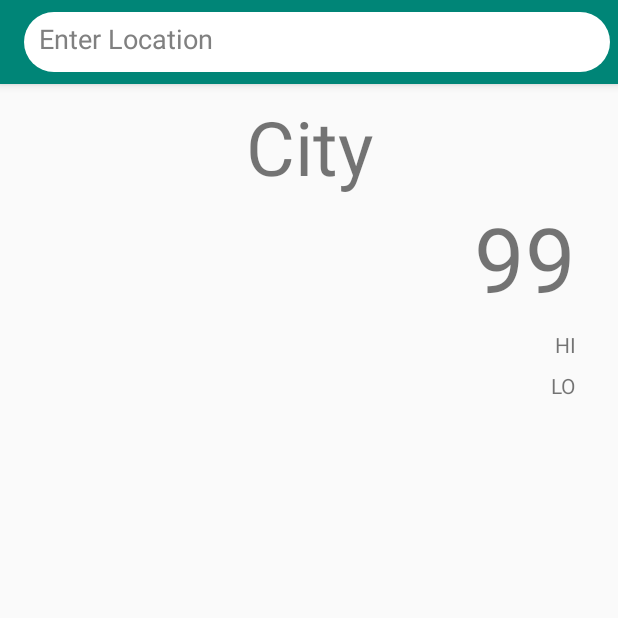
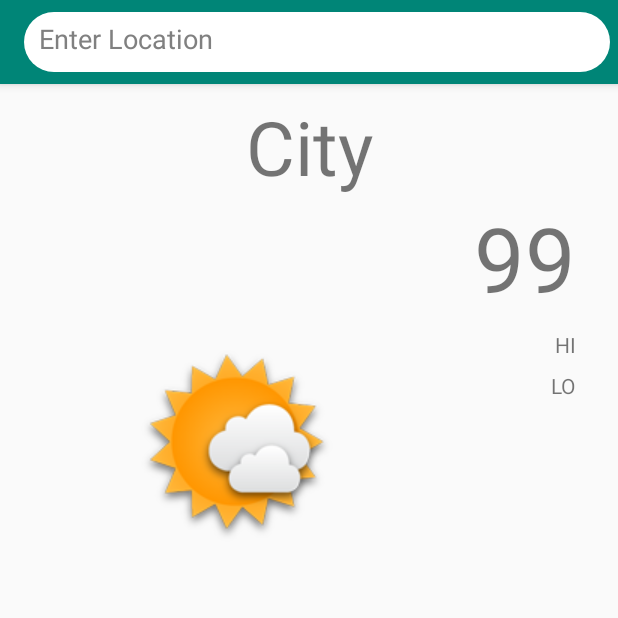
Before and after one commit to theapphideaway/QuickWeather, an Android app: the screen it shows after launch (MainActivity), on a phone screen of 412 x 824 dp, the top half of it. Run offline under Robolectric (Android 15) with nearby library versions, the phone set to English and light mode, and no system bars; libraries missing offline, so code that uses them is left out: pub.devrel.easypermissions.

Commit message:
Created layout for forcast

```diff
--- a/app/build.gradle
+++ b/app/build.gradle
@@ -36,4 +36,5 @@ dependencies {
     implementation 'pub.devrel:easypermissions:2.0.1'
     implementation 'org.jetbrains.kotlinx:kotlinx-coroutines-core:1.0.0'
     implementation 'org.jetbrains.kotlinx:kotlinx-coroutines-android:1.0.0'
+    implementation 'com.android.support:cardview-v7:28.0.0'
 }
--- a/app/src/main/java/com/theapphideaway/quickweather/Model/Forcast.kt
+++ b/app/src/main/java/com/theapphideaway/quickweather/Model/Forcast.kt
@@ -3,6 +3,7 @@ package com.theapphideaway.quickweather.Model
 class Forcast {
 
     var Day: String? = null
+    var Date: String? = null
     var Description: String? = null
     var Temp: Int? = 0
     var HighTemp: Int? = 0
--- a/app/src/main/java/com/theapphideaway/quickweather/Services/WeatherService.kt
+++ b/app/src/main/java/com/theapphideaway/quickweather/Services/WeatherService.kt
@@ -116,9 +116,12 @@ class WeatherService {
                 (0..(myList.length()-1)).forEach { i ->
                     var item = myList.getJSONObject(i)
                     var day= item.getInt("dt").toLong()
-                    val sdf = java.text.SimpleDateFormat("EEEE")
+                    var sdf = java.text.SimpleDateFormat("EEEE")
                     var dateFormat = Date(day * 1000)
                     forcast.Day = sdf.format(dateFormat)
+
+                    var sdfDate = java.text.SimpleDateFormat("MMM dd")
+                    forcast.Date = sdfDate.format((dateFormat))
 
                     var temp = item.getJSONObject("temp")
                     forcast.Temp = temp.getInt("day")
--- a/app/src/main/res/layout/content_main.xml
+++ b/app/src/main/res/layout/content_main.xml
@@ -7,7 +7,7 @@
         android:layout_height="match_parent"
         app:layout_behavior="@string/appbar_scrolling_view_behavior"
         tools:showIn="@layout/activity_main"
-        tools:context=".MainActivity">
+        tools:context=".MainActivity" android:id="@+id/grid_view">
 
     <TextView
 
@@ -41,5 +41,26 @@
             android:id="@+id/low_text_view" android:layout_marginTop="8dp"
             app:layout_constraintTop_toBottomOf="@+id/hi_text_view" app:layout_constraintEnd_toEndOf="parent"
             android:layout_marginEnd="28dp"/>
+    <GridView
+            android:layout_width="match_parent"
+            android:layout_height="350dp"
+            android:numColumns="3"
+            android:verticalSpacing="15dp"
+            android:horizontalSpacing="5dp"
+            android:listSelector="@android:color/transparent"
+            app:layout_constraintStart_toStartOf="parent"
+            app:layout_constraintEnd_toEndOf="parent"
+            app:layout_constraintTop_toBottomOf="@+id/low_text_view" android:id="@+id/grid_view_main"
+            app:layout_constraintHorizontal_bias="0.0"
+            app:layout_constraintBottom_toBottomOf="parent"
+            app:layout_constraintVertical_bias="0.949" android:gravity="center"/>
+    <ImageView
+            android:layout_width="wrap_content"
+            android:layout_height="wrap_content" app:srcCompat="@drawable/cloudy2"
+            android:id="@+id/imageView2" android:layout_marginBottom="8dp"
+            app:layout_constraintBottom_toTopOf="@+id/grid_view_main" android:layout_marginTop="8dp"
+            app:layout_constraintTop_toBottomOf="@+id/city_text_view" app:layout_constraintStart_toStartOf="parent"
+            android:layout_marginStart="8dp" app:layout_constraintEnd_toStartOf="@+id/temperature_text_view"
+            android:layout_marginEnd="8dp"/>
 
 </android.support.constraint.ConstraintLayout>
```
Also changed, not shown: app/src/main/java/com/theapphideaway/quickweather/MainActivity.kt (+7 -1 lines), app/src/main/java/com/theapphideaway/quickweather/Services/WeatherAdapter.kt (added, +39 -0 lines), app/src/main/res/layout/forcast_card.xml (added, +72 -0 lines), app/src/main/res/drawable/cloudy2.png (added), app/src/main/res/drawable/dunno.png (added), app/src/main/res/drawable/fog.png (added), app/src/main/res/drawable/light_rain.png (added), app/src/main/res/drawable/overcast.png (added), app/src/main/res/drawable/shower3.png (added), app/src/main/res/drawable/snow4.png (added), app/src/main/res/drawable/snow5.png (added), app/src/main/res/drawable/sunny.png (added).
